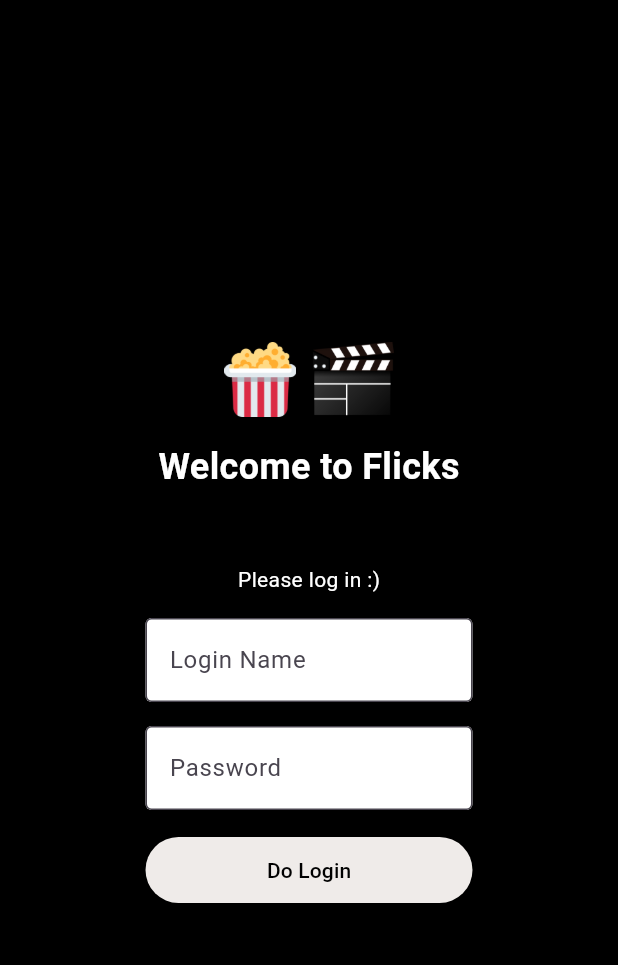
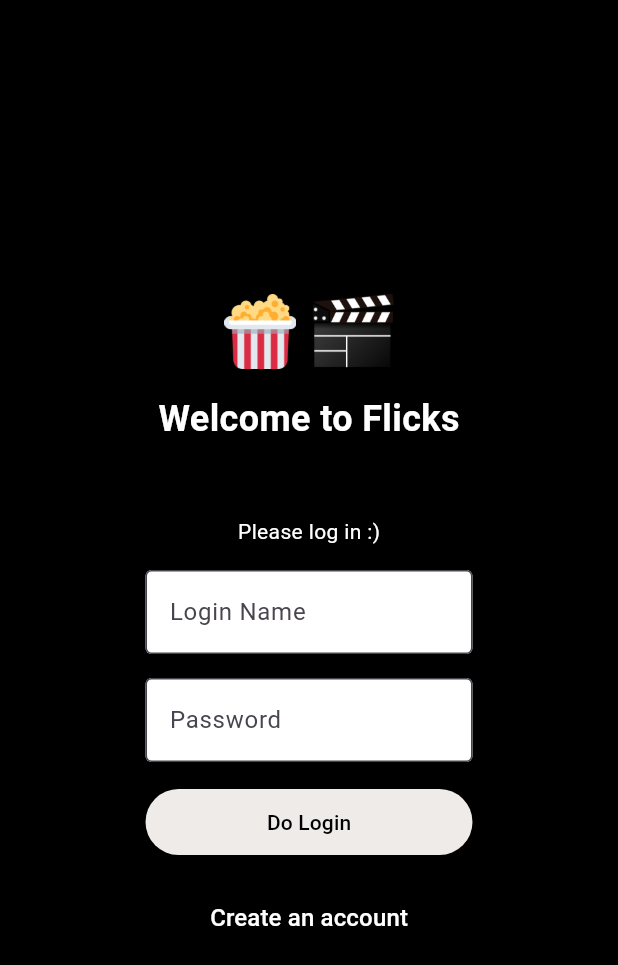
Before and after one commit to fifty1-fifty/large_project, a Flutter app: the screen it shows after launch, on a phone screen of 412 x 824 dp. Shown: the top 965 px of the screen. Run offline on Flutter 3.47's test engine with Material 3 defaults, Android fonts, the light colour scheme and no system bars.

Commit message:
Added a create account button to the login screen

```diff
--- a/movieapp/lib/screens/LoginScreen.dart
+++ b/movieapp/lib/screens/LoginScreen.dart
@@ -63,7 +63,7 @@ class _MainPageState extends State<MainPage> {
         'password': password.trim(),
       });
 
-      final url = ' group22cop4331c.xyz/api/login';
+      final url = 'group22cop4331c.xyz/api/login';
       final response = await CardsData.getJson(url, payload);
       final jsonObject = json.decode(response);
 
@@ -182,6 +182,19 @@ class _MainPageState extends State<MainPage> {
                     onPressed: _handleLogin,
                     child: Text('Do Login', style: TextStyle(fontSize: 14)),
                   ),
+
+                  const SizedBox(height: 16),
+
+                  // Registration Button
+                  TextButton(
+                    onPressed: () {
+                      Navigator.pushNamed(context, '/register');
+                    },
+                    child: const Text(
+                      'Create an account',
+                      style: TextStyle(fontSize: 16, color: Colors.white),
+                    ),
+                  ),
                 ],
               ),
             ),
```
